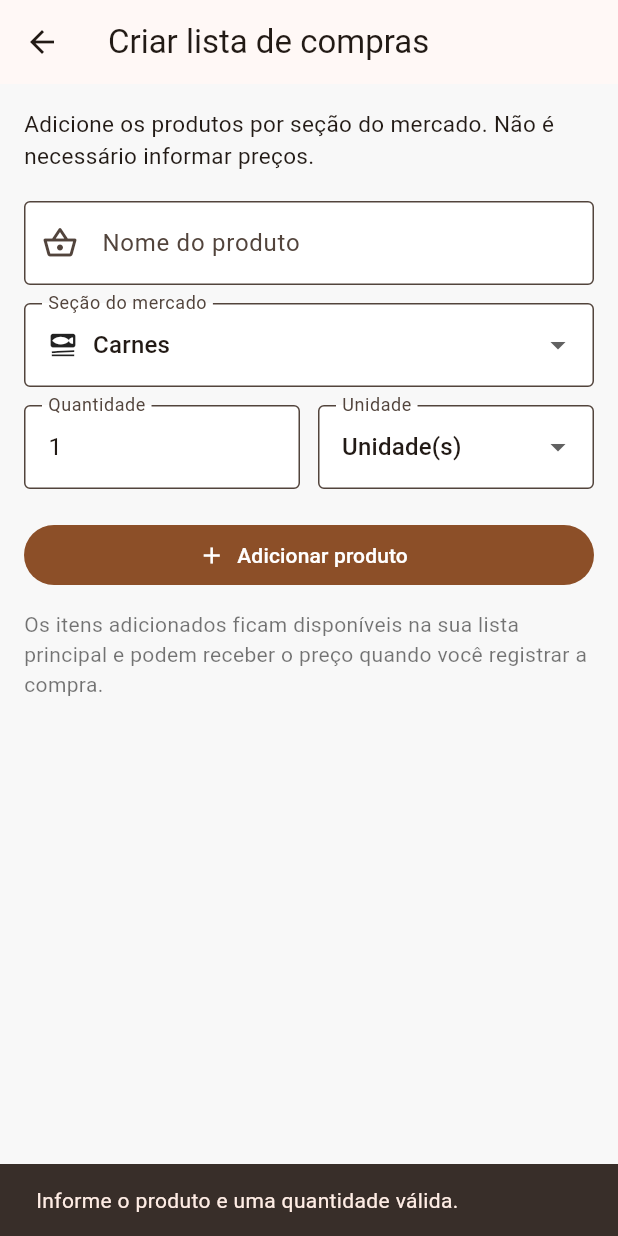
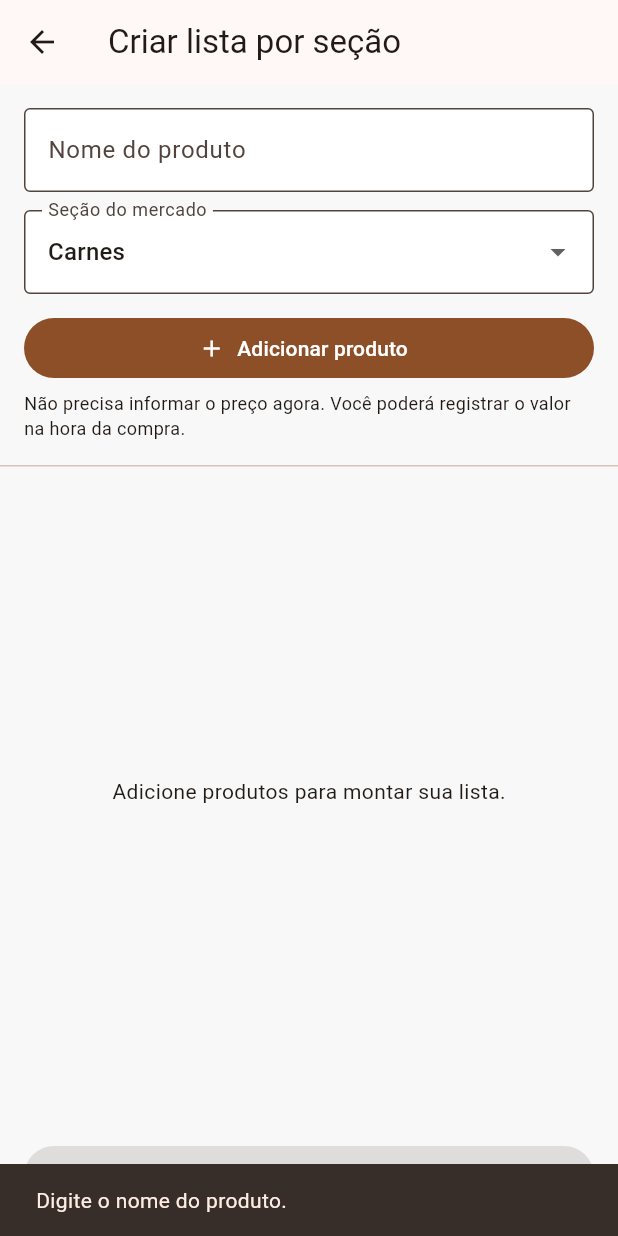
Before and after one commit to pedrolucasge16-lang/compras-inteligentes, a Flutter app: the CreateListScreen screen opened directly, after a tap on "Adicionar produto", on a phone screen of 412 x 824 dp. Run offline on Flutter 3.47's test engine with Material 3 defaults, Android fonts, the phone set to English and light mode, and no system bars; our stand-ins replace image_picker, sqflite; missing offline and left inert: google_mlkit_text_recognition; accounts and stored records are empty.

Commit message:
Aplicar atualizacao.zip

```diff
--- a/lib/screens/create_list_screen.dart
+++ b/lib/screens/create_list_screen.dart
@@ -3,7 +3,8 @@ import '../models/category.dart';
 import '../models/shopping_item.dart';
 import '../services/database_service.dart';
 
-/// Tela rápida para montar a lista por seção do supermercado, sem exigir preços.
+/// Permite preparar uma lista por seção do mercado sem exigir preço antecipado.
+/// O preço real poderá ser informado quando o produto for comprado.
 class CreateListScreen extends StatefulWidget {
   const CreateListScreen({super.key});
 
@@ -12,71 +13,85 @@ class CreateListScreen extends StatefulWidget {
 }
 
 class _CreateListScreenState extends State<CreateListScreen> {
-  final _db = DatabaseService.instance;
   final _nameController = TextEditingController();
-  final _quantityController = TextEditingController(text: '1');
+  final List<ShoppingItem> _draftItems = [];
   String _category = ProductCategory.carnes;
-  String _unit = 'un';
   bool _saving = false;
 
   @override
   void dispose() {
     _nameController.dispose();
-    _quantityController.dispose();
     super.dispose();
   }
 
-  Future<void> _addItem() async {
+  void _addItem() {
     final name = _nameController.text.trim();
-    final quantity = double.tryParse(_quantityController.text.replaceAll(',', '.'));
-    if (name.isEmpty || quantity == null || quantity <= 0) {
+    if (name.isEmpty) {
       ScaffoldMessenger.of(context).showSnackBar(
-        const SnackBar(content: Text('Informe o produto e uma quantidade válida.')),
+        const SnackBar(content: Text('Digite o nome do produto.')),
       );
       return;
     }
-    setState(() => _saving = true);
-    try {
-      await _db.saveItem(ShoppingItem(
+    setState(() {
+      _draftItems.add(ShoppingItem(
         name: name,
-        quantity: quantity,
-        unit: _unit,
+        quantity: 1,
+        unit: 'un',
         unitPriceCents: 0,
         category: _category,
       ));
+      _nameController.clear();
+    });
+  }
+
+  Future<void> _saveList() async {
+    if (_draftItems.isEmpty || _saving) return;
+    setState(() => _saving = true);
+    try {
+      final db = DatabaseService.instance;
+      for (final item in _draftItems) {
+        await db.saveItem(item);
+      }
       if (!mounted) return;
-      _nameController.clear();
-      _quantityController.text = '1';
       ScaffoldMessenger.of(context).showSnackBar(
-        SnackBar(content: Text('$name adicionado em $_category.')),
+        SnackBar(content: Text('${_draftItems.length} produto(s) adicionados à lista.')),
       );
-    } finally {
-      if (mounted) setState(() => _saving = false);
+      Navigator.pop(context, true);
+    } catch (_) {
+      if (!mounted) return;
+      setState(() => _saving = false);
+      ScaffoldMessenger.of(context).showSnackBar(
+        const SnackBar(content: Text('Não foi possível salvar a lista. Tente novamente.')),
+      );
     }
   }
 
   @override
   Widget build(BuildContext context) {
+    final grouped = <String, List<ShoppingItem>>{};
+    for (final item in _draftItems) {
+      grouped.putIfAbsent(item.category, () => []).add(item);
+    }
+
     return Scaffold(
-      appBar: AppBar(title: const Text('Criar lista de compras')),
-      body: ListView(
+      appBar: AppBar(title: const Text('Criar lista por seção')),
+      body: SafeArea(
+        child: Column(
+          children: [
+            Padding(
               padding: const EdgeInsets.all(16),
+              child: Column(
                 children: [
-          const Text(
-            'Adicione os produtos por seção do mercado. Não é necessário informar preços.',
-            style: TextStyle(fontSize: 15),
-          ),
-          const SizedBox(height: 20),
                   TextField(
                     controller: _nameController,
                     textCapitalization: TextCapitalization.sentences,
+                    textInputAction: TextInputAction.done,
+                    onSubmitted: (_) => _addItem(),
                     decoration: const InputDecoration(
                       labelText: 'Nome do produto',
                       hintText: 'Ex.: peito de frango',
                       border: OutlineInputBorder(),
-              prefixIcon: Icon(Icons.shopping_basket_outlined),
                     ),
-            onSubmitted: (_) => _addItem(),
                   ),
                   const SizedBox(height: 12),
                   DropdownButtonFormField<String>(
@@ -85,70 +100,80 @@ class _CreateListScreenState extends State<CreateListScreen> {
                       labelText: 'Seção do mercado',
                       border: OutlineInputBorder(),
                     ),
-            items: ProductCategory.all.map((category) => DropdownMenuItem(
+                    items: ProductCategory.all
+                        .map((category) => DropdownMenuItem(
                               value: category,
-              child: Row(
-                children: [
-                  Icon(ProductCategory.iconFor(category), size: 20),
-                  const SizedBox(width: 10),
-                  Text(category),
-                ],
-              ),
-            )).toList(),
+                              child: Text(category),
+                            ))
+                        .toList(),
                     onChanged: (value) {
                       if (value != null) setState(() => _category = value);
                     },
                   ),
                   const SizedBox(height: 12),
-          Row(
+                  SizedBox(
+                    width: double.infinity,
+                    child: FilledButton.icon(
+                      onPressed: _addItem,
+                      icon: const Icon(Icons.add),
+                      label: const Text('Adicionar produto'),
+                    ),
+                  ),
+                  const SizedBox(height: 4),
+                  const Text(
+                    'Não precisa informar o preço agora. Você poderá registrar o valor na hora da compra.',
+                    style: TextStyle(fontSize: 12),
+                  ),
+                ],
+              ),
+            ),
+            const Divider(height: 1),
+            Expanded(
+              child: _draftItems.isEmpty
+                  ? const Center(child: Text('Adicione produtos para montar sua lista.'))
+                  : ListView(
+                      padding: const EdgeInsets.all(12),
                       children: [
-              Expanded(
-                flex: 2,
-                child: TextField(
-                  controller: _quantityController,
-                  keyboardType: const TextInputType.numberWithOptions(decimal: true),
-                  decoration: const InputDecoration(
-                    labelText: 'Quantidade',
-                    border: OutlineInputBorder(),
+                        for (final category in ProductCategory.all)
+                          if (grouped.containsKey(category)) ...[
+                            Padding(
+                              padding: const EdgeInsets.only(top: 8, bottom: 4),
+                              child: Text(
+                                category,
+                                style: Theme.of(context).textTheme.titleMedium?.copyWith(
+                                      fontWeight: FontWeight.bold,
                                     ),
                               ),
                             ),
-              const SizedBox(width: 12),
-              Expanded(
-                flex: 2,
-                child: DropdownButtonFormField<String>(
-                  value: _unit,
-                  decoration: const InputDecoration(
-                    labelText: 'Unidade',
-                    border: OutlineInputBorder(),
+                            for (final item in grouped[category]!)
+                              Card(
+                                child: ListTile(
+                                  leading: Icon(ProductCategory.iconFor(category)),
+                                  title: Text(item.name),
+                                  subtitle: const Text('Quantidade: 1 • Preço a informar na compra'),
+                                  trailing: IconButton(
+                                    tooltip: 'Remover produto',
+                                    icon: const Icon(Icons.delete_outline),
+                                    onPressed: () => setState(() => _draftItems.remove(item)),
                                   ),
-                  items: const [
-                    DropdownMenuItem(value: 'un', child: Text('Unidade(s)')),
-                    DropdownMenuItem(value: 'kg', child: Text('kg')),
-                    DropdownMenuItem(value: 'g', child: Text('g')),
-                    DropdownMenuItem(value: 'L', child: Text('Litro(s)')),
-                    DropdownMenuItem(value: 'ml', child: Text('ml')),
-                    DropdownMenuItem(value: 'pct', child: Text('Pacote(s)')),
+                                ),
+                              ),
                           ],
-                  onChanged: (value) {
-                    if (value != null) setState(() => _unit = value);
-                  },
+                      ],
+                    ),
+            ),
+            Padding(
+              padding: const EdgeInsets.all(16),
+              child: SizedBox(
+                width: double.infinity,
+                child: FilledButton(
+                  onPressed: _draftItems.isEmpty || _saving ? null : _saveList,
+                  child: Text(_saving ? 'Salvando...' : 'Salvar lista (${_draftItems.length})'),
+                ),
               ),
             ),
           ],
         ),
-          const SizedBox(height: 20),
-          FilledButton.icon(
-            onPressed: _saving ? null : _addItem,
-            icon: const Icon(Icons.add),
-            label: Text(_saving ? 'Adicionando...' : 'Adicionar produto'),
-          ),
-          const SizedBox(height: 12),
-          const Text(
-            'Os itens adicionados ficam disponíveis na sua lista principal e podem receber o preço quando você registrar a compra.',
-            style: TextStyle(color: Colors.black54),
-          ),
-        ],
       ),
     );
   }
--- a/lib/screens/home_screen.dart
+++ b/lib/screens/home_screen.dart
@@ -934,7 +934,7 @@ class _HomeScreenState extends State<HomeScreen> {
         ],
       ),
       floatingActionButton: FloatingActionButton(
-        tooltip: 'Criar lista de compras',
+        tooltip: 'Criar lista por seção',
         onPressed: () async {
           await Navigator.push(
             context,
```
Also changed, not shown: 2 other files. Lines whose indentation alone changed are shown as unchanged.
